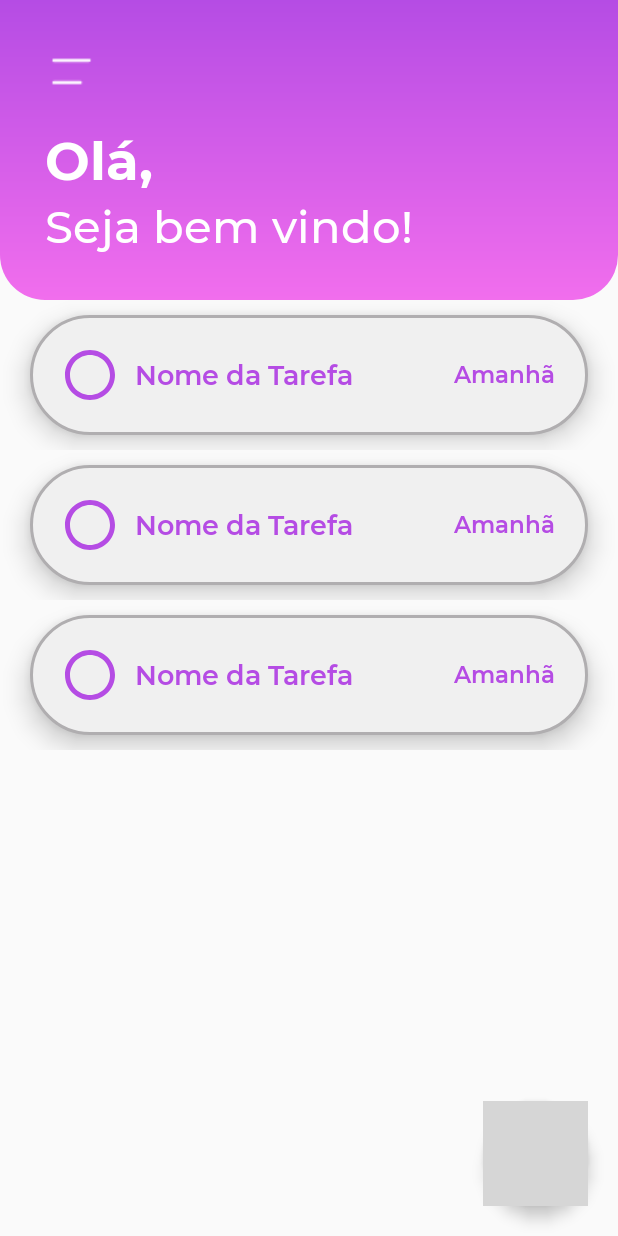
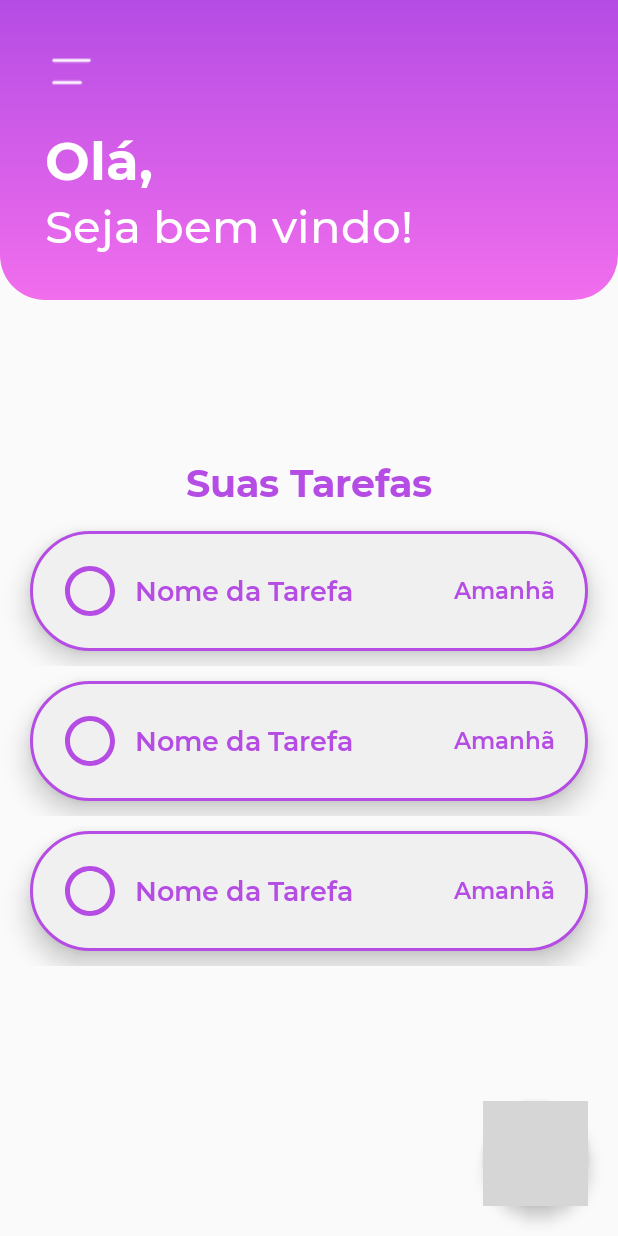
Before and after one commit to guilhermerauj0/Mete-Foco, an Android app: the layout activity_main.xml on its own in the app's theme, with its tools: preview values and no code run, on a phone screen of 412 x 824 dp. Run offline under Robolectric (Android 15) with nearby library versions, the phone set to English and light mode, and no system bars; grey boxes are pictures that could not be loaded.

Commit message:
CheckBox of task function added

```diff
--- a/app/src/main/res/drawable/task_background_custom.xml
+++ b/app/src/main/res/drawable/task_background_custom.xml
@@ -1,32 +1,19 @@
 <?xml version="1.0" encoding="utf-8"?>
 <selector xmlns:android="http://schemas.android.com/apk/res/android">
 
-    <item android:state_enabled="true" android:state_focused="true">
+        <item android:state_activated="true">
+                <shape>
+                        <solid android:color="@color/grayLight" />
+                        <corners android:radius="50dp" />
+                        <stroke android:width="2dp" android:color="@color/grayUnselectedDark" />
+                </shape>
+        </item>
 
-        <shape>
-            <solid
-                android:color="@color/grayLight"/>
-            <corners
-                android:radius="50dp"/>
-            <stroke
-                android:color="@color/purplePrimary"
-                android:width="2dp"/>
-
-        </shape>
-
-    </item>
-
-    <item android:state_enabled="false">
-
-        <shape>
-            <solid
-                android:color="@color/grayLight"/>
-            <corners
-                android:radius="50dp"/>
-            <stroke
-                android:color="@color/grayUnselectedDark"
-                android:width="2dp"/>
-        </shape>
-    </item>
-
+        <item android:state_activated="false">
+                <shape>
+                        <solid android:color="@color/grayLight" />
+                        <corners android:radius="50dp" />
+                        <stroke android:width="2dp" android:color="@color/purplePrimary" />
+                </shape>
+        </item>
 </selector>
--- a/app/src/main/res/layout/activity_main.xml
+++ b/app/src/main/res/layout/activity_main.xml
@@ -68,11 +68,23 @@
         android:layout_width="match_parent"
         android:layout_height="match_parent">
 
+        <TextView
+            android:layout_width="match_parent"
+            android:layout_height="wrap_content"
+            android:layout_above="@+id/rvTask_main"
+            android:layout_marginBottom="5dp"
+            android:fontFamily="@font/montserratbold"
+            android:gravity="center"
+            android:text="Suas Tarefas"
+            android:textColor="@color/purplePrimary"
+            android:textSize="25sp" />
+
 
         <androidx.recyclerview.widget.RecyclerView
             android:layout_width="match_parent"
-            android:layout_height="match_parent"
+            android:layout_height="480dp"
             android:id="@+id/rvTask_main"
+            android:layout_alignParentBottom="true"
             app:layoutManager="androidx.recyclerview.widget.LinearLayoutManager"
             tools:listitem="@layout/row_task_list" />
 
@@ -114,5 +126,4 @@
             app:rippleColor="@color/white" />
 
     </RelativeLayout>
-
 </LinearLayout>
--- a/app/src/main/res/layout/row_task_list.xml
+++ b/app/src/main/res/layout/row_task_list.xml
@@ -11,9 +11,9 @@
         android:layout_height="80dp"
         android:layout_marginHorizontal="20dp"
         android:layout_marginVertical="10dp"
-        android:enabled="true"
-        android:focusable="true"
+        android:id="@+id/rlRow_"
         android:background="@drawable/task_background_custom"
+        android:clickable="true"
         android:elevation="10dp">
 
         <CheckBox
@@ -22,7 +22,7 @@
             android:layout_height="40dp"
             android:layout_centerVertical="true"
             android:layout_marginLeft="20dp"
-            android:button="@drawable/image_checkbox"/>
+            android:button="@drawable/image_checkbox" />
 
         <TextView
             android:id="@+id/textRow_TaskName"
```
Also changed, not shown: app/src/main/java/com/coldrosemob/myapplication/adapter/TaskAdapter.java (+14 -0 lines), app/src/main/java/com/coldrosemob/myapplication/model/Task.java (+16 -0 lines), app/src/main/java/com/coldrosemob/myapplication/viewholder/TaskViewHolder.java (+7 -5 lines), app/src/main/java/com/coldrosemob/myapplication/views/MainActivity.java (+8 -7 lines).
